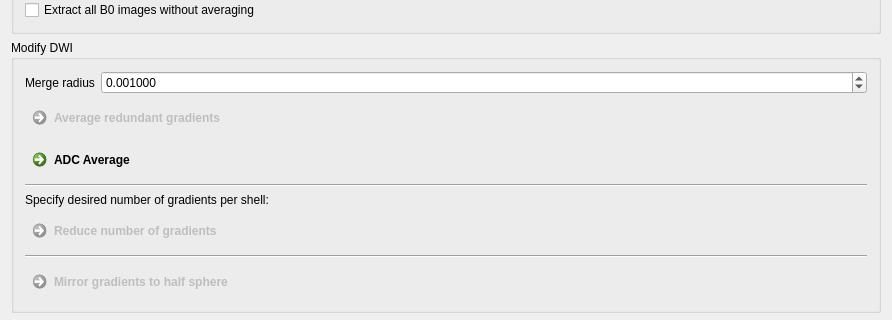
The window that Plugins/org.mitk.gui.qt.diffusionimaging/src/internal/QmitkPreprocessingViewControls.ui (MITK/MITK) describes before a commit, drawn with Qt 5; both pictures show x 0 to 892 and y 464 to 784 of the 892 by 1153 pixel window.
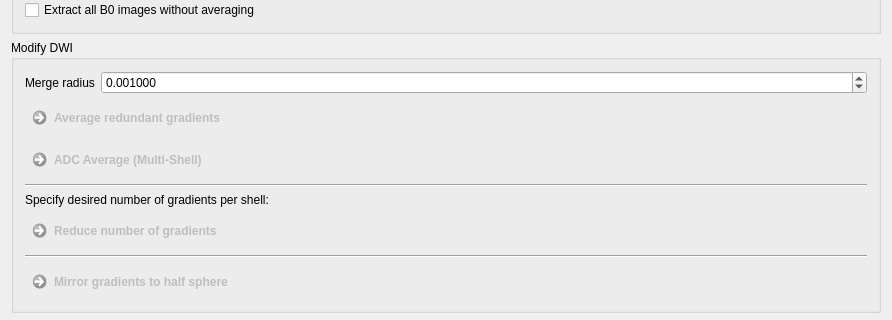
The same window after the commit.

Commit message: add tooltip and gui adaptions

Patch:
```diff
--- a/Plugins/org.mitk.gui.qt.diffusionimaging/src/internal/QmitkPreprocessingViewControls.ui
+++ b/Plugins/org.mitk.gui.qt.diffusionimaging/src/internal/QmitkPreprocessingViewControls.ui
@@ -7,7 +7,7 @@
     <x>0</x>
     <y>0</y>
     <width>892</width>
-    <height>1080</height>
+    <height>1114</height>
    </rect>
   </property>
   <property name="minimumSize">
@@ -289,8 +289,14 @@
       </item>
       <item>
        <widget class="QCommandLinkButton" name="m_AdcAverage">
+        <property name="enabled">
+         <bool>false</bool>
+        </property>
+        <property name="toolTip">
+         <string>&lt;html&gt;&lt;head/&gt;&lt;body&gt;&lt;p&gt;Create a new Diffusion Weighted Image (DWI) using an ADC average over all q-shells.&lt;/p&gt;&lt;/body&gt;&lt;/html&gt;</string>
+        </property>
         <property name="text">
-         <string>ADC Average</string>
+         <string>ADC Average (Multi-Shell)</string>
         </property>
        </widget>
       </item>
```
Left out of the diff: 22 changed lines with no effect on the pictures. The commit also changes 1 other file.
